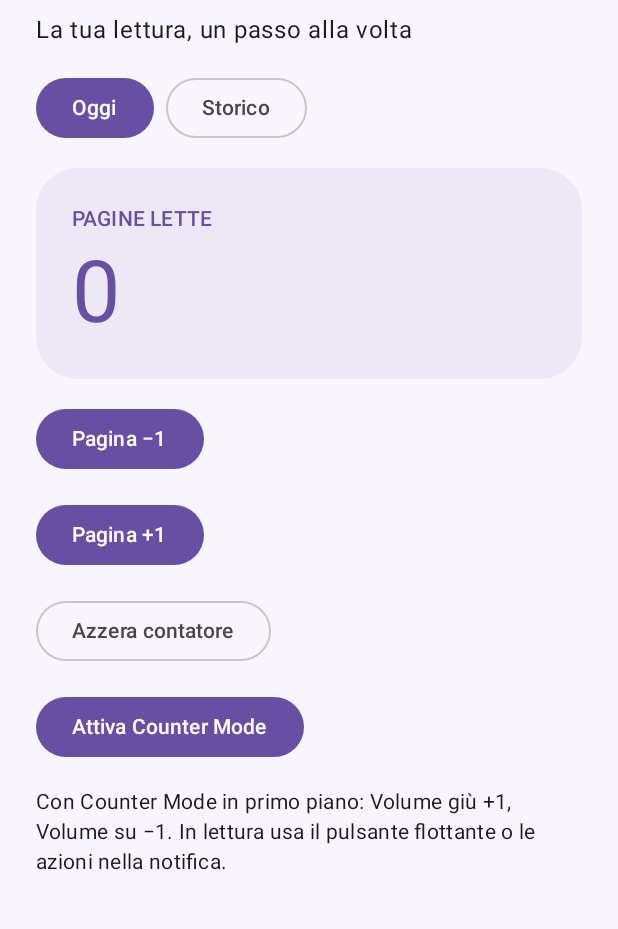
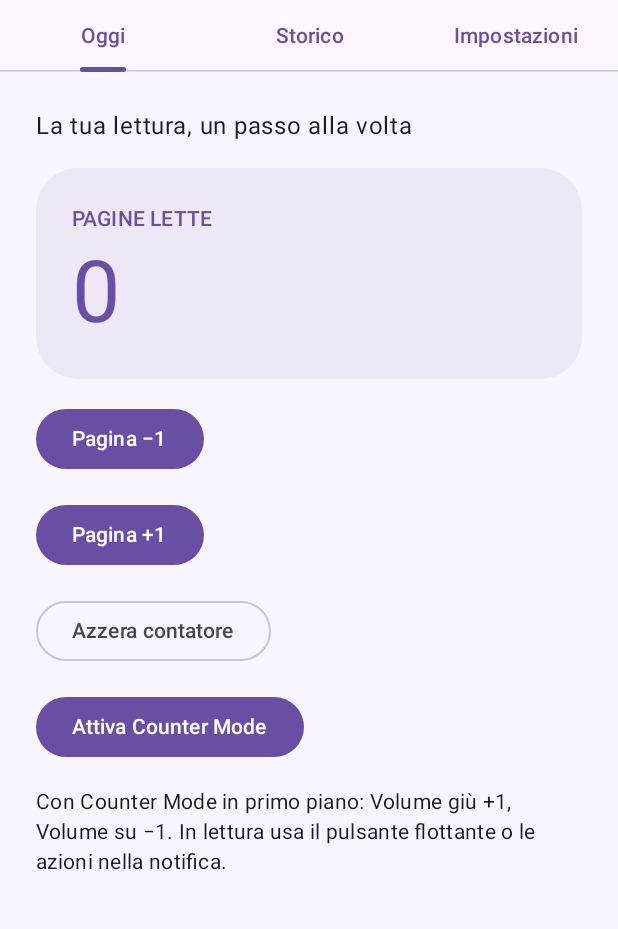
Before and after one commit to ggandrocchio-alt/ReadingCounter, an Android app built with Jetpack Compose: the screen it shows after launch (MainActivity), on a phone screen of 412 x 824 dp, the part 102-1031 px from its top. Run offline under Robolectric (Android 15) with nearby library versions, the phone set to English and light mode, and no system bars.

Commit message:
feat: mostra il contatore nel pulsante flottante e aggiungi la scorciatoia

```diff
--- a/app/src/main/java/com/ggandrocchio/readingcounter/MainActivity.kt
+++ b/app/src/main/java/com/ggandrocchio/readingcounter/MainActivity.kt
@@ -10,21 +10,40 @@ import android.view.KeyEvent
 import androidx.activity.result.contract.ActivityResultContracts
 import androidx.activity.ComponentActivity
 import androidx.activity.compose.setContent
+import androidx.compose.foundation.background
 import androidx.compose.foundation.layout.*
 import androidx.compose.foundation.lazy.LazyColumn
 import androidx.compose.foundation.lazy.items
+import androidx.compose.foundation.rememberScrollState
+import androidx.compose.foundation.selection.selectable
+import androidx.compose.foundation.selection.selectableGroup
+import androidx.compose.foundation.shape.CircleShape
 import androidx.compose.foundation.shape.RoundedCornerShape
+import androidx.compose.foundation.verticalScroll
 import androidx.compose.ui.graphics.Color
 import androidx.compose.material3.*
 import androidx.compose.runtime.*
+import androidx.compose.runtime.saveable.rememberSaveable
+import androidx.compose.ui.Alignment
 import androidx.compose.ui.Modifier
+import androidx.compose.ui.res.stringResource
+import androidx.compose.ui.semantics.Role
 import androidx.compose.ui.unit.dp
-import androidx.core.content.ContextCompat
 import kotlinx.coroutines.delay
 
 class MainActivity : ComponentActivity() {
     private val notificationPermission = registerForActivityResult(ActivityResultContracts.RequestPermission()) { }
+    private var overlaysAllowed by mutableStateOf(false)
+
     override fun onCreate(savedInstanceState: Bundle?) { super.onCreate(savedInstanceState); setContent { ReadingCounterApp() } }
+    override fun onResume() {
+        super.onResume()
+        val overlaysWereAllowed = overlaysAllowed
+        overlaysAllowed = Settings.canDrawOverlays(this)
+        if (overlaysAllowed && !overlaysWereAllowed && ReadingCounterService.active(this)) {
+            ReadingCounterService.start(this)
+        }
+    }
     override fun onKeyDown(keyCode: Int, event: KeyEvent): Boolean {
         if (ReadingCounterService.active(this) && (keyCode == KeyEvent.KEYCODE_VOLUME_UP || keyCode == KeyEvent.KEYCODE_VOLUME_DOWN)) {
             if (event.repeatCount == 0) {
@@ -39,40 +58,109 @@ class MainActivity : ComponentActivity() {
         if (ReadingCounterService.active(this) && (keyCode == KeyEvent.KEYCODE_VOLUME_UP || keyCode == KeyEvent.KEYCODE_VOLUME_DOWN)) return true
         return super.onKeyUp(keyCode, event)
     }
-    @Composable private fun ReadingCounterApp() {
+    @OptIn(ExperimentalMaterial3Api::class)
+    @Composable
+    private fun ReadingCounterApp() {
+        var selectedTab by rememberSaveable { mutableIntStateOf(0) }
+        MaterialTheme(colorScheme = lightColorScheme(primary = Color(0xFF6750A4), secondary = Color(0xFF625B71), background = Color(0xFFF8F5FF))) {
+            Surface(Modifier.fillMaxSize(), color = MaterialTheme.colorScheme.background) {
+                Column(Modifier.fillMaxSize().safeDrawingPadding()) {
+                    Text(
+                        "Reading Counter",
+                        modifier = Modifier.padding(start = 24.dp, top = 24.dp, end = 24.dp, bottom = 8.dp),
+                        style = MaterialTheme.typography.headlineMedium,
+                        color = MaterialTheme.colorScheme.primary
+                    )
+                    PrimaryTabRow(selectedTabIndex = selectedTab) {
+                        Tab(selected = selectedTab == 0, onClick = { selectedTab = 0 }, text = { Text("Oggi") })
+                        Tab(selected = selectedTab == 1, onClick = { selectedTab = 1 }, text = { Text("Storico") })
+                        Tab(selected = selectedTab == 2, onClick = { selectedTab = 2 }, text = { Text("Impostazioni") })
+                    }
+                    when (selectedTab) {
+                        0 -> CounterTab()
+                        1 -> HistoryTab()
+                        2 -> SettingsTab()
+                    }
+                }
+            }
+        }
+    }
+
+    @Composable
+    private fun CounterTab() {
         var active by remember { mutableStateOf(ReadingCounterService.active(this)) }
         var count by remember { mutableIntStateOf(ReadingCounterService.count(this)) }
-        var history by remember { mutableStateOf(ReadingCounterService.history(this)) }
-        var showingHistory by remember { mutableStateOf(false) }
-        var diagnostic by remember { mutableStateOf(ReadingCounterService.lastEvent(this)) }
-        var notificationsAllowed by remember { mutableStateOf(Build.VERSION.SDK_INT < 33 || checkSelfPermission(Manifest.permission.POST_NOTIFICATIONS) == PackageManager.PERMISSION_GRANTED) }
-        LaunchedEffect(Unit) { while (true) {
+        var notificationsAllowed by remember {
+            mutableStateOf(Build.VERSION.SDK_INT < 33 || checkSelfPermission(Manifest.permission.POST_NOTIFICATIONS) == PackageManager.PERMISSION_GRANTED)
+        }
+        LaunchedEffect(Unit) {
+            while (true) {
                 count = ReadingCounterService.count(this@MainActivity)
-            history = ReadingCounterService.history(this@MainActivity)
                 active = ReadingCounterService.active(this@MainActivity)
-            diagnostic = ReadingCounterService.lastEvent(this@MainActivity)
                 notificationsAllowed = Build.VERSION.SDK_INT < 33 || checkSelfPermission(Manifest.permission.POST_NOTIFICATIONS) == PackageManager.PERMISSION_GRANTED
                 delay(250)
-        } }
-        MaterialTheme(colorScheme = lightColorScheme(primary = Color(0xFF6750A4), secondary = Color(0xFF625B71), background = Color(0xFFF8F5FF))) {
-            Surface(Modifier.fillMaxSize(), color = MaterialTheme.colorScheme.background) { Column(Modifier.fillMaxSize().padding(24.dp), verticalArrangement = Arrangement.spacedBy(16.dp)) {
-            Text("Reading Counter", style = MaterialTheme.typography.headlineMedium, color = MaterialTheme.colorScheme.primary)
+            }
+        }
+        Column(
+            Modifier.fillMaxSize().verticalScroll(rememberScrollState()).padding(24.dp),
+            verticalArrangement = Arrangement.spacedBy(16.dp)
+        ) {
             Text("La tua lettura, un passo alla volta", style = MaterialTheme.typography.bodyLarge)
-            Row(horizontalArrangement = Arrangement.spacedBy(8.dp)) {
-                if (!showingHistory) Button(onClick = { showingHistory = false }) { Text("Oggi") }
-                else OutlinedButton(onClick = { showingHistory = false }) { Text("Oggi") }
-                if (showingHistory) Button(onClick = { showingHistory = true }) { Text("Storico") }
-                else OutlinedButton(onClick = { showingHistory = true }) { Text("Storico") }
+            Card(
+                shape = RoundedCornerShape(28.dp),
+                colors = CardDefaults.cardColors(containerColor = Color(0xFFEDE7F6))
+            ) {
+                Column(
+                    Modifier.fillMaxWidth().padding(24.dp),
+                    verticalArrangement = Arrangement.spacedBy(6.dp)
+                ) {
+                    Text("PAGINE LETTE", style = MaterialTheme.typography.labelLarge, color = MaterialTheme.colorScheme.primary)
+                    Text("$count", style = MaterialTheme.typography.displayLarge, color = MaterialTheme.colorScheme.primary)
                 }
-            if (showingHistory) {
+            }
+            if (!notificationsAllowed) Button(onClick = { notificationPermission.launch(Manifest.permission.POST_NOTIFICATIONS) }) { Text("Abilita notifiche") }
+            Button(onClick = { sendAction(ReadingCounterService.ACTION_DECREMENT) }) { Text("Pagina −1") }
+            Button(onClick = { sendAction(ReadingCounterService.ACTION_INCREMENT) }) { Text("Pagina +1") }
+            OutlinedButton(onClick = { sendAction(ReadingCounterService.ACTION_RESET) }) { Text("Azzera contatore") }
+            Button(onClick = {
+                if (active) {
+                    sendAction(ReadingCounterService.ACTION_STOP)
+                } else {
+                    ReadingCounterService.start(this@MainActivity)
+                    if (!notificationsAllowed) notificationPermission.launch(Manifest.permission.POST_NOTIFICATIONS)
+                }
+            }) { Text(if (active) "Disattiva Counter Mode" else stringResource(R.string.start_counter_mode)) }
+            if (active && !overlaysAllowed) {
+                Button(onClick = { startActivity(overlayPermissionIntent(this@MainActivity)) }) {
+                    Text("Concedi permesso pulsante flottante")
+                }
+                Text("Se Android blocca il permesso, apri Impostazioni → App → Reading Counter → ⋮ → Consenti impostazioni con restrizioni. Poi abilita Reading Counter in Accesso speciale app → Mostra sopra altre app.")
+            }
+            Text("Con Counter Mode in primo piano: Volume giù +1, Volume su −1. In lettura usa il pulsante flottante o le azioni nella notifica.", style = MaterialTheme.typography.bodyMedium)
+        }
+    }
+
+    @Composable
+    private fun HistoryTab() {
+        var history by remember { mutableStateOf(ReadingCounterService.history(this)) }
+        LaunchedEffect(Unit) {
+            while (true) {
+                history = ReadingCounterService.history(this@MainActivity)
+                delay(250)
+            }
+        }
+        Column(Modifier.fillMaxSize().padding(24.dp), verticalArrangement = Arrangement.spacedBy(16.dp)) {
             Text("Contatori giornalieri", style = MaterialTheme.typography.titleLarge)
             if (history.isEmpty()) {
                 Text("Non ci sono ancora giorni precedenti.", style = MaterialTheme.typography.bodyLarge)
             } else {
-                    LazyColumn(verticalArrangement = Arrangement.spacedBy(8.dp), modifier = Modifier.fillMaxWidth().weight(1f)) {
+                LazyColumn(verticalArrangement = Arrangement.spacedBy(8.dp), modifier = Modifier.weight(1f)) {
                     items(history) { day ->
                         Card(modifier = Modifier.fillMaxWidth()) {
-                                Row(Modifier.fillMaxWidth().padding(16.dp), horizontalArrangement = Arrangement.SpaceBetween) {
+                            Row(
+                                Modifier.fillMaxWidth().padding(16.dp),
+                                horizontalArrangement = Arrangement.SpaceBetween
+                            ) {
                                 Text(ReadingCounterService.formatDate(day.date), style = MaterialTheme.typography.bodyLarge)
                                 Text("${day.count} pagine", style = MaterialTheme.typography.titleMedium, color = MaterialTheme.colorScheme.primary)
                             }
@@ -80,32 +168,39 @@ class MainActivity : ComponentActivity() {
                     }
                 }
             }
-            } else {
-            Card(shape = RoundedCornerShape(28.dp), colors = CardDefaults.cardColors(containerColor = Color(0xFFEDE7F6))) { Column(Modifier.fillMaxWidth().padding(24.dp), verticalArrangement = Arrangement.spacedBy(6.dp)) {
-                Text("PAGINE LETTE", style = MaterialTheme.typography.labelLarge, color = MaterialTheme.colorScheme.primary)
-                Text("$count", style = MaterialTheme.typography.displayLarge, color = MaterialTheme.colorScheme.primary)
-            } }
-            if (!notificationsAllowed) Button(onClick = { notificationPermission.launch(Manifest.permission.POST_NOTIFICATIONS) }) { Text("Abilita notifiche") }
-            Button(onClick = { sendAction(ReadingCounterService.ACTION_DECREMENT) }) { Text("Pagina −1") }
-            Button(onClick = { sendAction(ReadingCounterService.ACTION_INCREMENT) }) { Text("Pagina +1") }
-            OutlinedButton(onClick = { sendAction(ReadingCounterService.ACTION_RESET) }) { Text("Azzera contatore") }
-            Button(onClick = {
-                if (!active && !notificationsAllowed) notificationPermission.launch(Manifest.permission.POST_NOTIFICATIONS)
-                sendAction(if (active) ReadingCounterService.ACTION_STOP else ReadingCounterService.ACTION_START)
-            }) { Text(if (active) "Disattiva Counter Mode" else "Attiva Counter Mode") }
-            if (active && !Settings.canDrawOverlays(this@MainActivity)) {
-                Button(onClick = { startActivity(Intent(Settings.ACTION_MANAGE_OVERLAY_PERMISSION, android.net.Uri.parse("package:$packageName"))) }) {
-                    Text("Concedi permesso pulsante flottante +1")
-                }
-                Text("Se Android blocca il permesso: Impostazioni → App → Reading Counter → ⋮ → Consenti impostazioni con restrizioni. Poi torna in Accesso speciale app → Mostra sopra altre app e abilita Reading Counter. Infine riattiva Counter Mode.")
-            }
-            Text("Con Counter Mode in primo piano: Volume giù +1, Volume su −1. In lettura usa il pulsante flottante o le azioni nella notifica.", style = MaterialTheme.typography.bodyMedium)
-            }
-        } } }
-    }
-    private fun sendAction(action: String) {
-        val intent = Intent(this, ReadingCounterService::class.java).setAction(action)
-        if (action == ReadingCounterService.ACTION_START) ContextCompat.startForegroundService(this, intent)
-        else startService(intent)
         }
     }
+
+    @Composable
+    private fun SettingsTab() {
+        var selectedColor by remember { mutableStateOf(FloatingButtonColor.selected(this)) }
+        Column(Modifier.fillMaxSize().verticalScroll(rememberScrollState()).padding(24.dp)) {
+            Text("Colore del pulsante flottante", style = MaterialTheme.typography.titleMedium)
+            Spacer(Modifier.height(12.dp))
+            Column(Modifier.selectableGroup()) {
+                for (color in FloatingButtonColor.entries) {
+                    Row(
+                        modifier = Modifier.fillMaxWidth().heightIn(min = 56.dp).selectable(
+                            selected = selectedColor == color,
+                            role = Role.RadioButton,
+                            onClick = {
+                                color.save(this@MainActivity)
+                                selectedColor = color
+                            }
+                        ),
+                        horizontalArrangement = Arrangement.spacedBy(16.dp),
+                        verticalAlignment = Alignment.CenterVertically
+                    ) {
+                        RadioButton(selected = selectedColor == color, onClick = null)
+                        Box(Modifier.size(24.dp).background(Color(color.argb), CircleShape))
+                        Text(color.label)
+                    }
+                }
+            }
+        }
+    }
+
+    private fun sendAction(action: String) {
+        startService(Intent(this, ReadingCounterService::class.java).setAction(action))
+    }
+}
--- /dev/null
+++ b/app/src/main/res/values/strings.xml
@@ -0,0 +1,4 @@
+<resources>
+    <string name="start_counter_mode">Attiva Counter Mode</string>
+    <string name="floating_counter_description">Pagine lette: %1$s. Tocca per aggiungere una pagina.</string>
+</resources>
--- a/app/src/main/res/values/styles.xml
+++ b/app/src/main/res/values/styles.xml
@@ -1 +1,14 @@
-<resources><style name="Theme.ReadingCounter" parent="android:style/Theme.Material.Light.NoActionBar"><item name="android:fontFamily">sans</item><item name="android:colorAccent">#6750A4</item></style></resources>
+<resources>
+    <style name="Theme.ReadingCounter" parent="android:style/Theme.Material.Light.NoActionBar">
+        <item name="android:fontFamily">sans</item>
+        <item name="android:colorAccent">#6750A4</item>
+    </style>
+
+    <style name="Theme.ReadingCounter.Shortcut">
+        <item name="android:windowIsTranslucent">true</item>
+        <item name="android:windowBackground">@android:color/transparent</item>
+        <item name="android:windowDisablePreview">true</item>
+        <item name="android:backgroundDimEnabled">false</item>
+        <item name="android:windowAnimationStyle">@null</item>
+    </style>
+</resources>
```
Also changed, not shown: app/src/main/AndroidManifest.xml (+13 -1 lines), app/src/main/java/com/ggandrocchio/readingcounter/CounterModeShortcutActivity.kt (added, +44 -0 lines), app/src/main/java/com/ggandrocchio/readingcounter/FloatingButtonColor.kt (added, +24 -0 lines), app/src/main/java/com/ggandrocchio/readingcounter/ReadingCounterOverlayService.kt (+36 -9 lines), app/src/main/java/com/ggandrocchio/readingcounter/ReadingCounterService.kt (+80 -35 lines), app/src/main/res/xml/shortcuts.xml (added, +11 -0 lines). Lines whose indentation alone changed are shown as unchanged.
